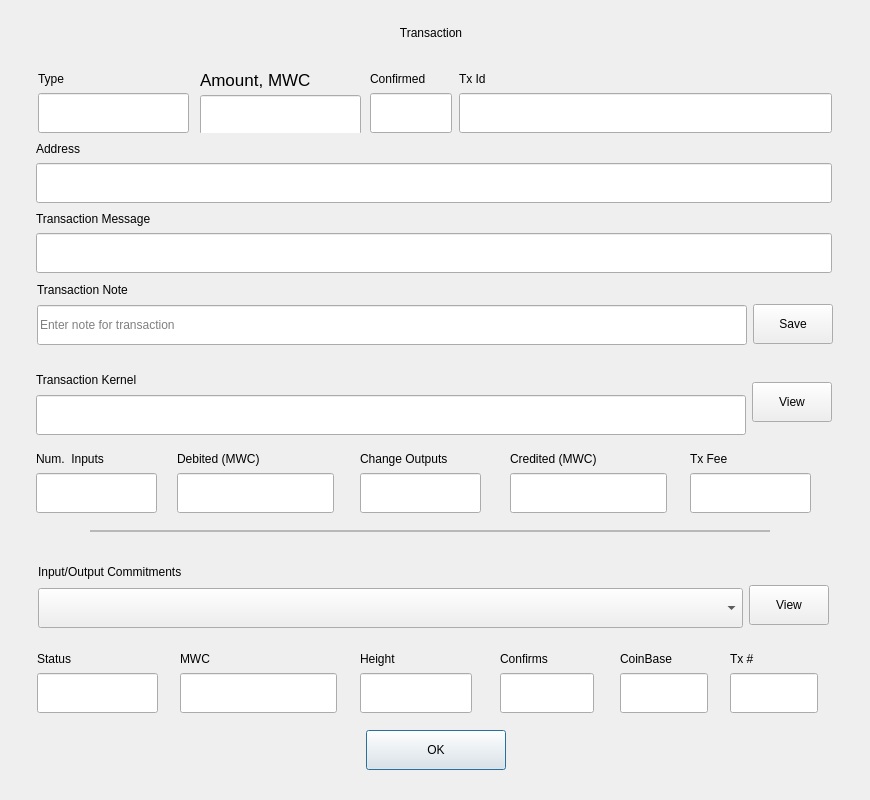
The window that dialogs_desktop/e_showtransactiondlg.ui (0xkobe/mwc-wallet) describes before a commit, drawn with Qt 5.
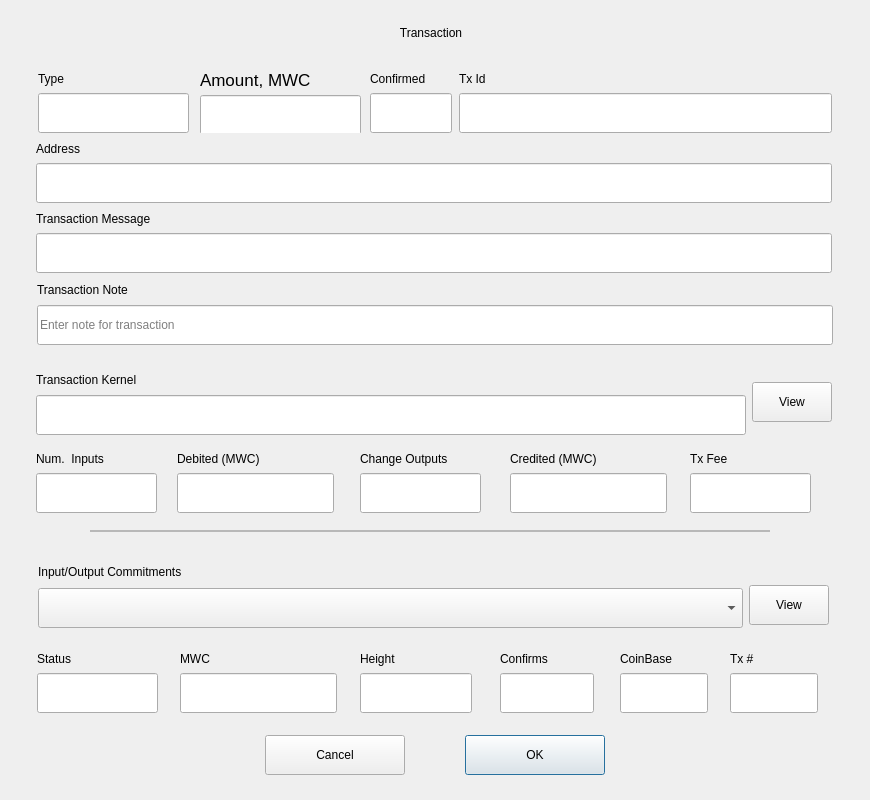
The same window after the commit. Custom widgets are drawn as their Qt base class.

The edit to the form file:
```diff
--- a/dialogs_desktop/e_showtransactiondlg.ui
+++ b/dialogs_desktop/e_showtransactiondlg.ui
@@ -1113,8 +1113,8 @@
   <widget class="control::MwcPushButtonNormal" name="okButton">
    <property name="geometry">
     <rect>
-     <x>366</x>
-     <y>730</y>
+     <x>465</x>
+     <y>735</y>
      <width>140</width>
      <height>40</height>
     </rect>
@@ -1273,60 +1273,6 @@
       </item>
      </layout>
     </item>
-    <item>
-     <layout class="QVBoxLayout" name="verticalLayout_33">
-      <property name="spacing">
-       <number>0</number>
-      </property>
-      <item>
-       <widget class="control::MwcLabelSmall" name="label_40">
-        <property name="sizePolicy">
-         <sizepolicy hsizetype="Fixed" vsizetype="Preferred">
-          <horstretch>0</horstretch>
-          <verstretch>0</verstretch>
-         </sizepolicy>
-        </property>
-        <property name="maximumSize">
-         <size>
-          <width>16777215</width>
-          <height>22</height>
-         </size>
-        </property>
-        <property name="text">
-         <string/>
-        </property>
-       </widget>
-      </item>
-      <item>
-       <widget class="control::MwcPushButtonNormal" name="saveButton">
-        <property name="minimumSize">
-         <size>
-          <width>80</width>
-          <height>40</height>
-         </size>
-        </property>
-        <property name="maximumSize">
-         <size>
-          <width>80</width>
-          <height>40</height>
-         </size>
-        </property>
-        <property name="focusPolicy">
-         <enum>Qt::StrongFocus</enum>
-        </property>
-        <property name="toolTip">
-         <string>Save note in wallet. Note is saved and only accessible in MWC Qt wallet.</string>
-        </property>
-        <property name="text">
-         <string>Save</string>
-        </property>
-        <property name="autoDefault">
-         <bool>false</bool>
-        </property>
-       </widget>
-      </item>
-     </layout>
-    </item>
    </layout>
   </widget>
   <widget class="QWidget" name="layoutWidget12">
@@ -1514,6 +1460,40 @@
     </item>
    </layout>
   </widget>
+  <widget class="control::MwcPushButtonNormal" name="cancelButton">
+   <property name="geometry">
+    <rect>
+     <x>265</x>
+     <y>735</y>
+     <width>140</width>
+     <height>40</height>
+    </rect>
+   </property>
+   <property name="minimumSize">
+    <size>
+     <width>140</width>
+     <height>40</height>
+    </size>
+   </property>
+   <property name="maximumSize">
+    <size>
+     <width>140</width>
+     <height>40</height>
+    </size>
+   </property>
+   <property name="focusPolicy">
+    <enum>Qt::StrongFocus</enum>
+   </property>
+   <property name="text">
+    <string>Cancel</string>
+   </property>
+   <property name="autoDefault">
+    <bool>false</bool>
+   </property>
+   <property name="default">
+    <bool>false</bool>
+   </property>
+  </widget>
  </widget>
  <customwidgets>
   <customwidget>
@@ -1526,6 +1506,11 @@
    <extends>QComboBox</extends>
    <header>control_desktop/MwcComboBox.h</header>
   </customwidget>
+  <customwidget>
+   <class>control::MwcLabelLarge</class>
+   <extends>QLabel</extends>
+   <header>control_desktop/MwcLabel.h</header>
+  </customwidget>
   <customwidget>
    <class>control::MwcLineEditNormal</class>
    <extends>QLineEdit</extends>
@@ -1537,9 +1522,9 @@
    <header>control_desktop/MwcLabel.h</header>
   </customwidget>
   <customwidget>
-   <class>control::MwcLabelLarge</class>
-   <extends>QLabel</extends>
-   <header>control_desktop/MwcLabel.h</header>
+   <class>control::MwcLineEditDlg</class>
+   <extends>QLineEdit</extends>
+   <header>control_desktop/MwcLineEditDlg.h</header>
   </customwidget>
   <customwidget>
    <class>control::MwcLine</class>
@@ -1547,11 +1532,6 @@
    <header>control_desktop/MwcFrameWithBorder.h</header>
    <container>1</container>
   </customwidget>
-  <customwidget>
-   <class>control::MwcLineEditDlg</class>
-   <extends>QLineEdit</extends>
-   <header>control_desktop/MwcLineEditDlg.h</header>
-  </customwidget>
  </customwidgets>
  <tabstops>
   <tabstop>transactionNote</tabstop>
```
Left out of the diff: 2 changed lines with no effect on the pictures.
